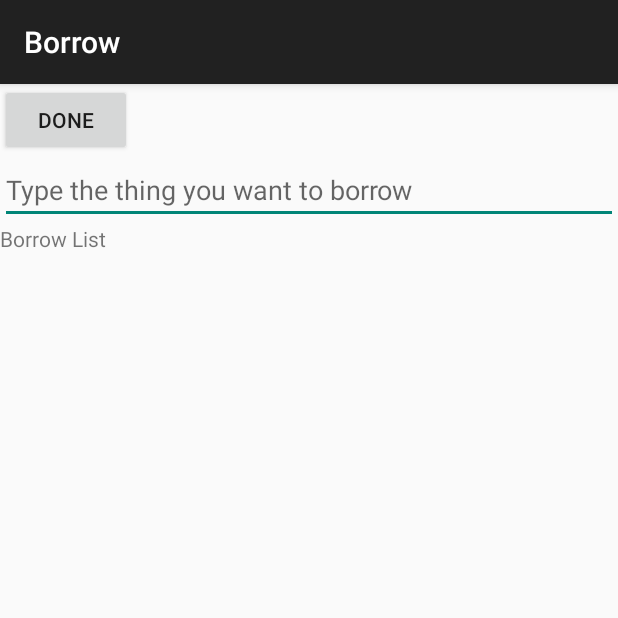
After one commit to rahul-soshte/Cool, an Android app: the Renting screen opened directly, with no data from a screen before it, on a phone screen of 412 x 824 dp, the top half of it. The commit adds this screen. Run offline under Robolectric (Android 15) with nearby library versions, the phone set to English and light mode, and no system bars.

Commit message:
Borrowing Functionality

```diff
--- a/app/build.gradle
+++ b/app/build.gradle
@@ -10,6 +10,7 @@ android {
         versionCode 1
         versionName "1.0"
         testInstrumentationRunner "android.support.test.runner.AndroidJUnitRunner"
+        multiDexEnabled true
     }
     buildTypes {
         release {
@@ -35,6 +36,7 @@ dependencies {
         exclude group: 'org.apache.httpcomponents', module: 'httpclient' //by both name and group
 
     }
+    compile 'com.android.support:multidex:1.0.0'
     compile 'com.android.support:appcompat-v7:25.0.1'
     compile 'com.android.support:design:25.0.1'
     compile 'com.google.android.gms:play-services-auth:10.2.1'
--- a/app/src/main/AndroidManifest.xml
+++ b/app/src/main/AndroidManifest.xml
@@ -66,8 +66,15 @@
             android:name=".CoreFunctionality.GetCenter"
             android:label="GetCenter Tool"
             android:theme="@style/AppTheme" />
-        <activity android:name=".CoreFunctionality.Filters"
-            android:theme="@style/AppTheme"></activity>
+
+        <activity
+            android:name=".CoreFunctionality.Filters"
+            android:theme="@style/AppTheme" />
+
+        <activity android:name=".CoreFunctionality.Renting"
+            android:label="Borrow"
+            android:theme="@style/AppTheme"/>
+
     </application>
 
 </manifest>
--- a/app/src/main/java/com/example/hunter/planstart/BackgroundWorker.java
+++ b/app/src/main/java/com/example/hunter/planstart/BackgroundWorker.java
@@ -166,7 +166,6 @@ String Error="error";
                 httpURLConnection.setRequestMethod("POST");
                 httpURLConnection.setDoInput(true);
                 OutputStream outputStream=httpURLConnection.getOutputStream();
-
                 String post_data= URLEncoder.encode("eventname","UTF-8")+"="+URLEncoder.encode(eventname,"UTF-8")+"&"
                         +URLEncoder.encode("user_email","UTF-8")+"="+URLEncoder.encode(user_email,"UTF-8");
                 sh.WritetoOutputStream(outputStream,post_data);
--- /dev/null
+++ b/app/src/main/java/com/example/hunter/planstart/CoreFunctionality/Renting.java
@@ -0,0 +1,15 @@
+package com.example.hunter.planstart.CoreFunctionality;
+
+import android.support.v7.app.AppCompatActivity;
+import android.os.Bundle;
+
+import com.example.hunter.planstart.R;
+
+public class Renting extends AppCompatActivity {
+
+    @Override
+    protected void onCreate(Bundle savedInstanceState) {
+        super.onCreate(savedInstanceState);
+        setContentView(R.layout.activity_renting);
+    }
+}
--- a/app/src/main/java/com/example/hunter/planstart/Events/EventActivityClass/EventActivity.java
+++ b/app/src/main/java/com/example/hunter/planstart/Events/EventActivityClass/EventActivity.java
@@ -11,6 +11,7 @@ import android.view.MenuItem;
 import android.view.View;
 
 import com.example.hunter.planstart.CoreFunctionality.GetCenter;
+import com.example.hunter.planstart.CoreFunctionality.Renting;
 import com.example.hunter.planstart.Events.EventParticipantDetails;
 import com.example.hunter.planstart.Events.EventsOne;
 import com.example.hunter.planstart.MainActivity;
@@ -84,7 +85,7 @@ public class EventActivity extends AppCompatActivity implements TabLayout.OnTabS
     {
         if(id==0)
         {
-            Intent myIntent = new Intent(getApplicationContext(),GetCenter.class);
+            Intent myIntent = new Intent(getApplicationContext(),Renting.class);
              myIntent.putExtra("EventObject",event);
                 startActivity(myIntent);
         }
--- a/app/src/main/java/com/example/hunter/planstart/Events/EventActivityClass/PlanRoom.java
+++ b/app/src/main/java/com/example/hunter/planstart/Events/EventActivityClass/PlanRoom.java
@@ -20,7 +20,7 @@ import com.example.hunter.planstart.R;
 
 public class PlanRoom extends Fragment {
     ListView PlanTools;
-    String[] Tools = {"GetCenter Tool", "Suggestion Tool", "Merge Similiar Events","Schedule","Carpool"};
+    String[] Tools = {"Dont Have Something?Click Here To Borrow It."};
 EventsOne event;
 static interface PlanToolListListener{
     void itemClicked(int id);
--- a/app/src/main/java/com/example/hunter/planstart/MainActivity.java
+++ b/app/src/main/java/com/example/hunter/planstart/MainActivity.java
@@ -29,10 +29,8 @@ public class MainActivity extends AppCompatActivity implements TabLayout.OnTabSe
     protected void onCreate(Bundle savedInstanceState) {
         super.onCreate(savedInstanceState);
         setContentView(R.layout.activity_main);
-
         // Session class instance
         session = new SessionManager(getApplicationContext());
-
         /**
          * Call this function whenever you want to check user login
          * This will redirect user to LoginActivity is he is not
@@ -40,15 +38,11 @@ public class MainActivity extends AppCompatActivity implements TabLayout.OnTabSe
          * */
         session.checkLogin();
         HashMap<String, String> user = session.getUserDetails();
-
         // name
         String name = user.get(SessionManager.KEY_NAME);
-
         // email
         String email = user.get(SessionManager.KEY_EMAIL);
-
        //Toast.makeText(this,email,Toast.LENGTH_LONG).show();
-
         //Adding toolbar to the activity
         Toolbar toolbar = (Toolbar) findViewById(R.id.toolbar);
         setSupportActionBar(toolbar);
--- /dev/null
+++ b/app/src/main/res/layout/activity_renting.xml
@@ -0,0 +1,49 @@
+<?xml version="1.0" encoding="utf-8"?>
+<RelativeLayout
+    xmlns:android="http://schemas.android.com/apk/res/android"
+    android:layout_width="match_parent"
+    android:layout_height="match_parent">
+
+    <Button
+        android:id="@+id/button3"
+        android:layout_width="wrap_content"
+        android:layout_height="wrap_content"
+        android:text="Done"
+        android:layout_below="@+id/textinputlayout"
+        android:layout_alignParentStart="true" />
+
+    <android.support.design.widget.TextInputLayout
+        android:id="@+id/textinputlayout"
+        android:layout_width="match_parent"
+        android:layout_height="wrap_content"
+        android:layout_alignParentTop="true"
+        android:layout_alignParentStart="true">
+
+    </android.support.design.widget.TextInputLayout>
+
+    <ListView
+        android:id="@+id/borrowList"
+        android:layout_width="match_parent"
+        android:layout_height="match_parent"
+        android:layout_below="@+id/textView4"
+        android:layout_alignParentStart="true" />
+
+    <TextView
+        android:id="@+id/textView4"
+        android:layout_width="wrap_content"
+        android:layout_height="wrap_content"
+        android:layout_weight="1"
+        android:text="Borrow List"
+        android:layout_below="@+id/editText"
+        android:layout_alignParentStart="true" />
+
+    <EditText
+        android:id="@+id/editText"
+        android:layout_width="match_parent"
+        android:layout_height="wrap_content"
+        android:hint="Type the thing you want to borrow"
+        android:layout_below="@+id/button3"
+        android:layout_alignParentStart="true" />
+
+
+</RelativeLayout>
--- a/build.gradle
+++ b/build.gradle
@@ -5,7 +5,7 @@ buildscript {
         jcenter()
     }
     dependencies {
-        classpath 'com.android.tools.build:gradle:2.3.1'
+        classpath 'com.android.tools.build:gradle:2.3.3'
         classpath 'com.google.gms:google-services:3.0.0'
         // NOTE: Do not place your application dependencies here; they belong
         // in the individual module build.gradle files
```
